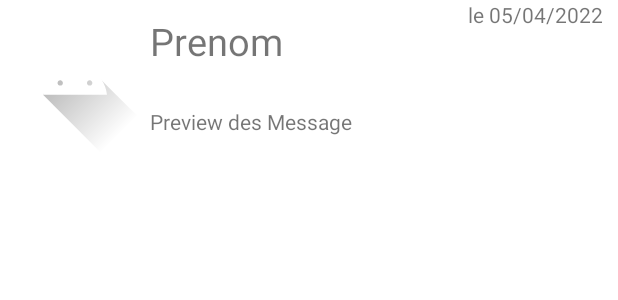
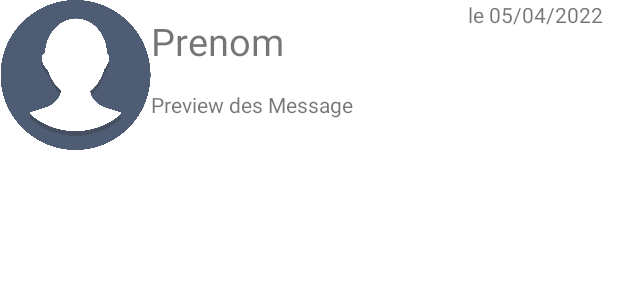
Before and after one commit to AnojanYogeswaran/LetUsDiscuss, an Android app: the layout itemdiscution.xml on its own in the app's theme, with its tools: preview values and no code run, on a phone screen of 412 x 824 dp. Shown: the top 300 px of the screen. Run offline under Robolectric (Android 15) with nearby library versions, the phone set to English and light mode, and no system bars.

Commit message:
fix img in itemdiscussion

```diff
--- a/app/src/main/res/layout/itemdiscution.xml
+++ b/app/src/main/res/layout/itemdiscution.xml
@@ -4,24 +4,26 @@
     android:layout_width="match_parent"
     android:layout_height="wrap_content"
     android:orientation="horizontal"
-    tools:context="com.example.letus.MainActivity">
+    >
 
     <ImageView
-        android:id="@+id/imageViewItemProfile"
+        android:id="@+id/imageViewAvatar"
         android:layout_width="0dp"
-        android:layout_weight="3"
-        android:layout_height="wrap_content"
-        android:src="@drawable/ic_launcher_foreground"/>
+        android:layout_height="100dp"
+        android:layout_weight="1"
+        android:src="@drawable/iconpdp" />
+
     <LinearLayout
-        android:layout_width="wrap_content"
+        android:layout_width="0dp"
         android:layout_height="match_parent"
+        android:layout_weight="2"
         android:orientation="vertical"
-        android:layout_weight="2">
+        >
 
         <TextView
             android:id="@+id/textViewItemPrenom"
-            android:layout_width="wrap_content"
-            android:layout_height="wrap_content"
+            android:layout_width="match_parent"
+            android:layout_height="0dp"
             android:layout_weight="1"
             android:layout_gravity="center_vertical"
             android:layout_marginVertical="10dp"
@@ -30,16 +32,16 @@
 
         <TextView
             android:id="@+id/textViewItemPreviewMessage"
-            android:layout_gravity="center_vertical"
-            android:layout_width="wrap_content"
-            android:layout_height="wrap_content"
+            android:layout_width="match_parent"
+            android:layout_height="0dp"
             android:layout_weight="1"
             android:layout_marginVertical="10dp"
             android:text="Preview des Message" />
     </LinearLayout>
     <LinearLayout
         android:layout_width="wrap_content"
-        android:layout_height="wrap_content">
+        android:layout_height="wrap_content"
+        >
 
     <TextView
         android:id="@+id/textViewItemDate"
```
Also changed, not shown: app/src/main/res/drawable/iconpdp.png (added).
